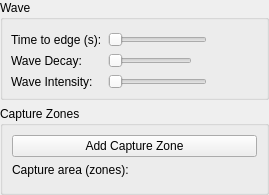
First picture: the form in ui/forms/CaptureZonesWidget.ui, repository Wolfieeewolf/OpenRGB3DSpatialPlugin, before the edit.
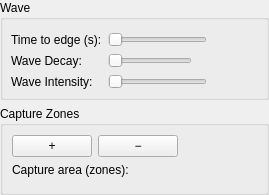
Second picture: the form after the edit.

Patch:
```diff
--- a/ui/forms/CaptureZonesWidget.ui
+++ b/ui/forms/CaptureZonesWidget.ui
@@ -187,14 +187,47 @@
      </property>
      <layout class="QVBoxLayout" name="zonesLayout">
       <item>
+       <layout class="QHBoxLayout" name="zoneButtonsRow">
+        <item>
        <widget class="QPushButton" name="addZoneButton">
         <property name="text">
-         <string>Add Capture Zone</string>
+           <string>+</string>
         </property>
         <property name="toolTip">
-         <string>Add a new capture zone that can be positioned anywhere on the screen.</string>
-        </property>
-       </widget>
+           <string>Add another rectangular zone. Each zone is tested on its own — they are not merged into one big box.</string>
+          </property>
+          <property name="maximumWidth">
+           <number>36</number>
+          </property>
+         </widget>
+        </item>
+        <item>
+         <widget class="QPushButton" name="removeZoneButton">
+          <property name="text">
+           <string>−</string>
+          </property>
+          <property name="toolTip">
+           <string>Remove the selected zone (Delete / Backspace also work). At least one zone must remain.</string>
+          </property>
+          <property name="maximumWidth">
+           <number>36</number>
+          </property>
+         </widget>
+        </item>
+        <item>
+         <spacer name="zoneButtonsSpacer">
+          <property name="orientation">
+           <enum>Qt::Horizontal</enum>
+          </property>
+          <property name="sizeHint" stdset="0">
+           <size>
+            <width>40</width>
+            <height>20</height>
+           </size>
+          </property>
+         </spacer>
+        </item>
+       </layout>
       </item>
       <item>
        <widget class="QLabel" name="captureAreaCaption">
```
Left out of the diff: 3 changed lines with no effect on the pictures. Lines whose indentation alone changed are shown as unchanged.
